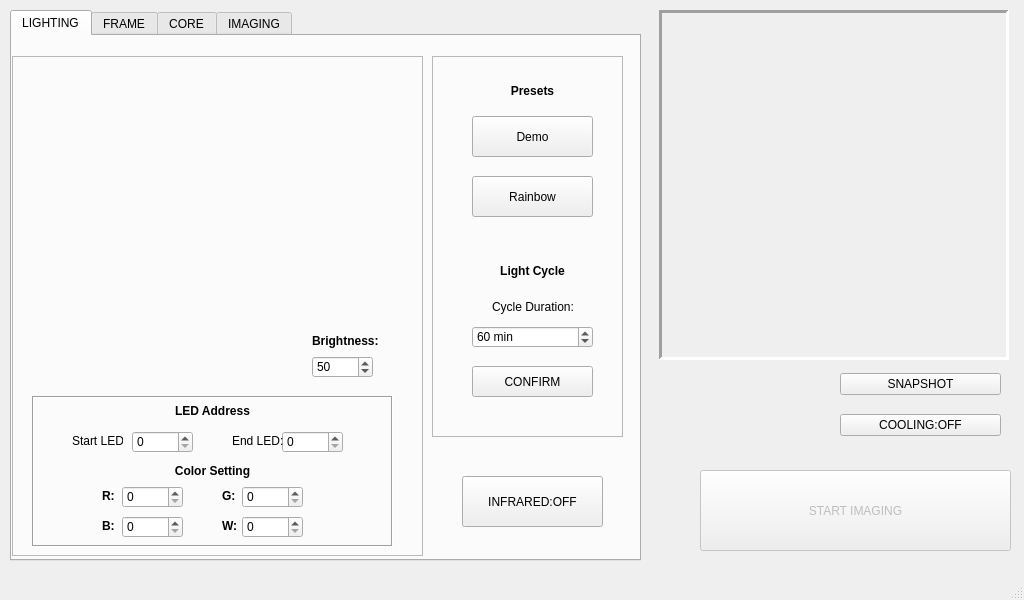
Old version of the form _ui/Clinostat.ui in the repository CoSE-Jerry/3D-Clinostat.
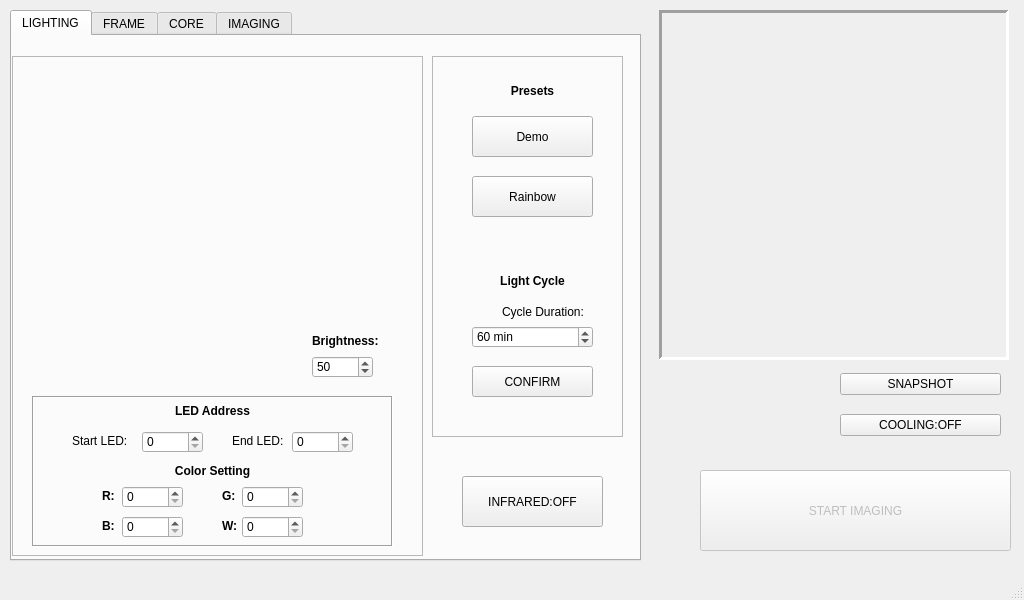
New version of the form. Icons and pictures are not drawn.

The edit to the form file:
```diff
--- a/_ui/Clinostat.ui
+++ b/_ui/Clinostat.ui
@@ -237,7 +237,7 @@
        <widget class="QSpinBox" name="Start_spinBox">
         <property name="geometry">
          <rect>
-          <x>100</x>
+          <x>110</x>
           <y>35</y>
           <width>61</width>
           <height>22</height>
@@ -247,7 +247,7 @@
        <widget class="QSpinBox" name="End_spinBox">
         <property name="geometry">
          <rect>
-          <x>250</x>
+          <x>260</x>
           <y>35</y>
           <width>61</width>
           <height>22</height>
@@ -259,7 +259,7 @@
          <rect>
           <x>40</x>
           <y>35</y>
-          <width>51</width>
+          <width>61</width>
           <height>20</height>
          </rect>
         </property>
@@ -285,7 +285,7 @@
          <rect>
           <x>200</x>
           <y>35</y>
-          <width>51</width>
+          <width>61</width>
           <height>20</height>
          </rect>
         </property>
@@ -385,7 +385,7 @@
        <property name="geometry">
         <rect>
          <x>30</x>
-         <y>200</y>
+         <y>210</y>
          <width>141</width>
          <height>31</height>
         </rect>
@@ -419,10 +419,10 @@
       <widget class="QLabel" name="Start_label_2">
        <property name="geometry">
         <rect>
-         <x>60</x>
+         <x>70</x>
          <y>240</y>
-         <width>81</width>
-         <height>21</height>
+         <width>121</width>
+         <height>31</height>
         </rect>
        </property>
        <property name="text">
```
